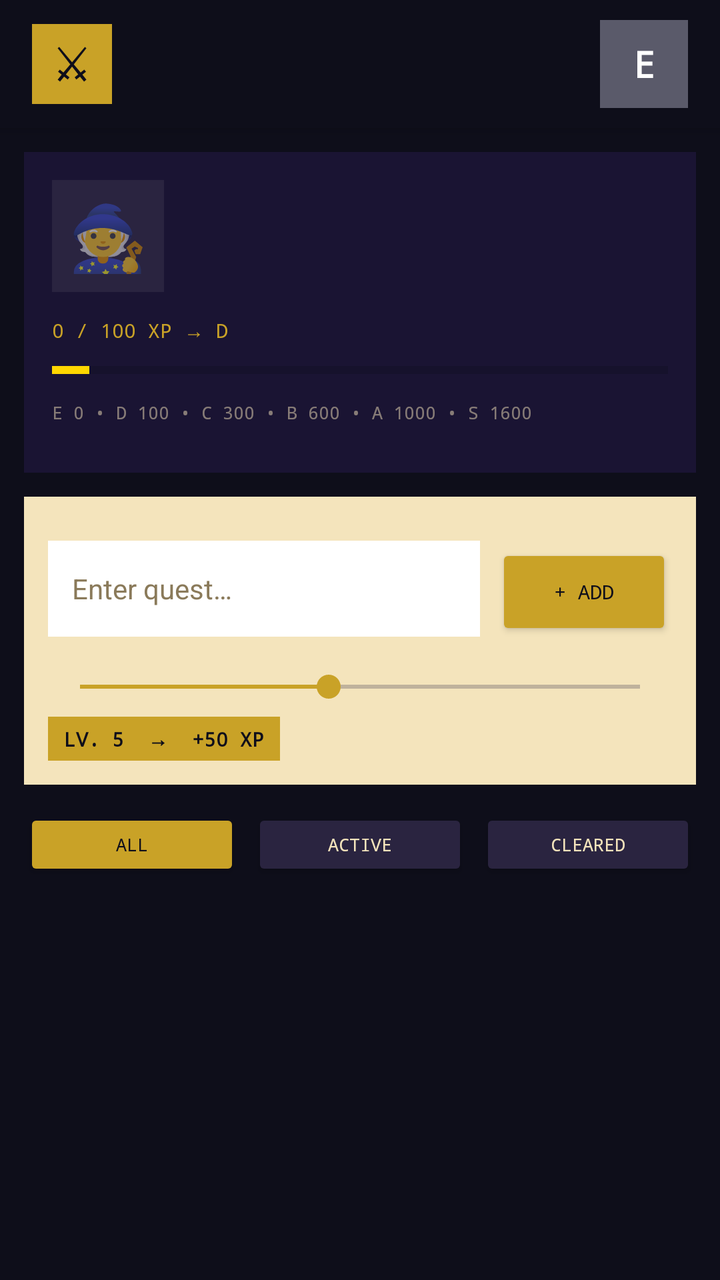
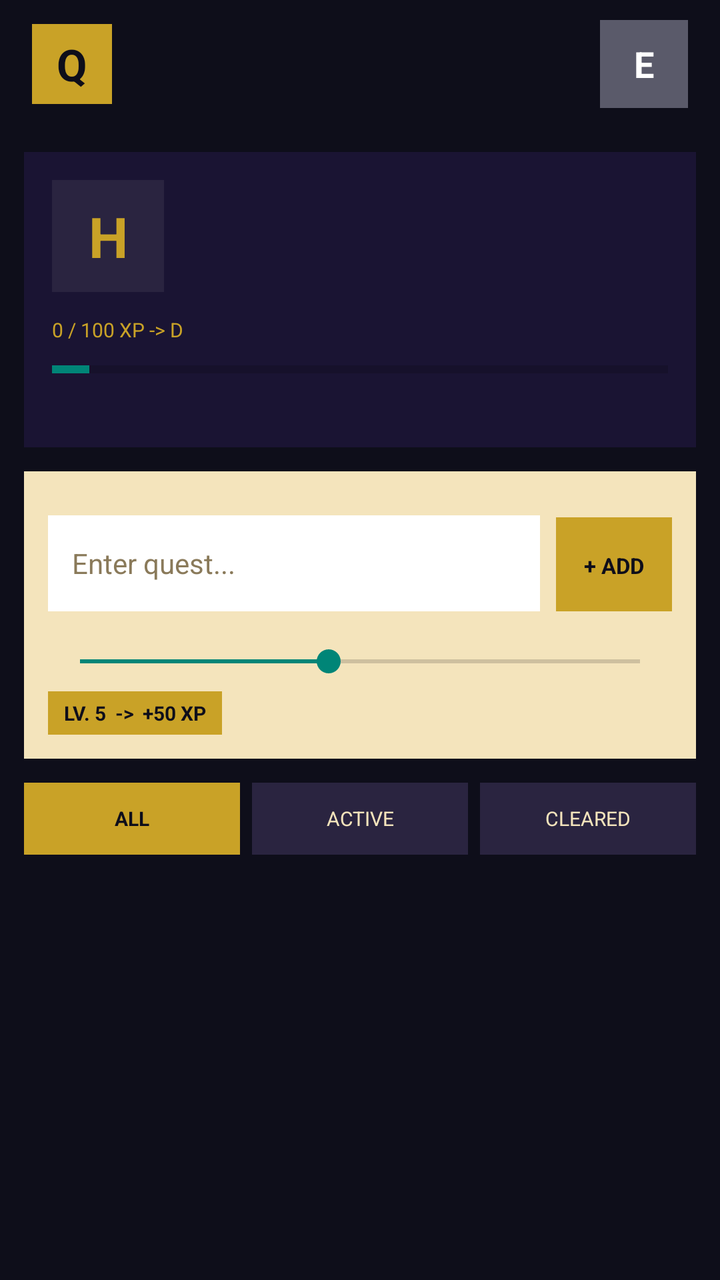

Two renders of the same Android screen: before a commit and after it. Below are the layout's source before the change and the commit's diff.
<!-- AndroidManifest.xml: application theme Theme.QuestLog -->
<!-- res/layout/activity_main.xml -->
<?xml version="1.0" encoding="utf-8"?>
<LinearLayout xmlns:android="http://schemas.android.com/apk/res/android"
    android:layout_width="match_parent"
    android:layout_height="match_parent"
    android:orientation="vertical"
    android:background="#0e0e1a">

    
    <LinearLayout
        android:layout_width="match_parent"
        android:layout_height="64dp"
        android:background="#0e0e1a"
        android:orientation="horizontal"
        android:gravity="center_vertical"
        android:paddingHorizontal="16dp"
        android:elevation="4dp">
        <TextView
            android:layout_width="40dp"
            android:layout_height="40dp"
            android:background="#c9a227"
            android:text="⚔"
            android:textSize="22sp"
            android:gravity="center"
            android:textColor="#0e0e1a"/>
        <LinearLayout android:layout_width="0dp" android:layout_height="wrap_content" android:layout_weight="1" android:orientation="vertical" android:layout_marginStart="12dp">
            <TextView android:text="QUEST LOG" android:textColor="#f4e4bc" android:textSize="13sp" android:fontFamily="monospace" android:textStyle="bold" android:letterSpacing="0.08"/>
            <TextView android:text="PIXEL RPG  •  TODO" android:textColor="#c9a227" android:textSize="11sp" android:fontFamily="monospace" android:letterSpacing="0.12"/>
        </LinearLayout>
        <TextView android:id="@+id/rankBadge" android:layout_width="44dp" android:layout_height="44dp" android:background="#5a5a6a" android:text="E" android:textColor="#fff" android:textSize="18sp" android:textStyle="bold" android:gravity="center" android:fontFamily="monospace"/>
    </LinearLayout>

    
    <LinearLayout android:layout_width="match_parent" android:layout_height="wrap_content" android:orientation="vertical" android:background="#1a1433" android:layout_margin="12dp" android:padding="14dp">
        <LinearLayout android:layout_width="match_parent" android:layout_height="wrap_content" android:orientation="horizontal" android:gravity="center_vertical">
            <TextView android:text="🧙" android:textSize="32sp" android:layout_width="56dp" android:layout_height="56dp" android:background="#2a2440" android:gravity="center"/>
            <LinearLayout android:layout_width="0dp" android:layout_height="wrap_content" android:layout_weight="1" android:orientation="vertical" android:layout_marginStart="12dp">
                <TextView android:text="HERO  •  VIT BHOPAL" android:textColor="#c9a227" android:textSize="9sp" android:fontFamily="monospace" android:letterSpacing="0.14"/>
                <TextView android:id="@+id/heroLevel" android:text="LV.1  •  0 XP" android:textColor="#f4e4bc" android:textSize="15sp" android:fontFamily="monospace" android:textStyle="bold"/>
                <TextView android:id="@+id/rankLabel" android:text="E — Novice" android:textColor="#f4e4bc" android:alpha="0.7" android:textSize="11sp" android:fontFamily="monospace"/>
            </LinearLayout>
        </LinearLayout>
        <TextView android:id="@+id/xpLabel" android:layout_width="wrap_content" android:layout_height="wrap_content" android:text="0 / 100 XP → D" android:textColor="#c9a227" android:textSize="10sp" android:fontFamily="monospace" android:layout_marginTop="12dp"/>
        <ProgressBar android:id="@+id/xpBar" style="?android:attr/progressBarStyleHorizontal" android:layout_width="match_parent" android:layout_height="14dp" android:max="100" android:progress="6" android:progressTint="#ffd700" android:progressBackgroundTint="#0e0e1a" android:layout_marginTop="6dp"/>
        <LinearLayout android:layout_width="match_parent" android:layout_height="wrap_content" android:orientation="horizontal" android:layout_marginTop="8dp">
            <TextView android:layout_width="0dp" android:layout_height="wrap_content" android:layout_weight="1" android:text="E 0 • D 100 • C 300 • B 600 • A 1000 • S 1600" android:textColor="#f4e4bc" android:alpha="0.5" android:textSize="9sp" android:fontFamily="monospace"/>
        </LinearLayout>
        <LinearLayout android:id="@+id/badgesRow" android:layout_width="match_parent" android:layout_height="wrap_content" android:orientation="horizontal" android:layout_marginTop="10dp"/>
    </LinearLayout>

    
    <LinearLayout android:layout_width="match_parent" android:layout_height="wrap_content" android:orientation="vertical" android:background="#f4e4bc" android:layout_marginHorizontal="12dp" android:padding="12dp">
        <TextView android:text="◆  NEW QUEST  •  EXP = LV × 10" android:textColor="#1a1433" android:textSize="9sp" android:fontFamily="monospace" android:textStyle="bold" android:letterSpacing="0.08"/>
        <LinearLayout android:layout_width="match_parent" android:layout_height="wrap_content" android:orientation="horizontal" android:layout_marginTop="10dp">
            <EditText android:id="@+id/questInput" android:layout_width="0dp" android:layout_height="48dp" android:layout_weight="1" android:background="#ffffff" android:hint="Enter quest…" android:textColor="#1a1433" android:textColorHint="#8a7a5a" android:paddingHorizontal="12dp" android:textSize="14sp" android:singleLine="true"/>
            <Button android:id="@+id/addBtn" android:layout_width="wrap_content" android:layout_height="48dp" android:text="+ ADD" android:textColor="#0e0e1a" android:backgroundTint="#c9a227" android:textSize="10sp" android:fontFamily="monospace" android:layout_marginStart="8dp"/>
        </LinearLayout>
        <TextView android:text="DIFFICULTY — 1 EASY  →  10 BOSS" android:textColor="#1a1433" android:alpha="0.7" android:textSize="9sp" android:fontFamily="monospace" android:layout_marginTop="12dp"/>
        <SeekBar android:id="@+id/diffSeek" android:layout_width="match_parent" android:layout_height="wrap_content" android:max="9" android:progress="4" android:thumbTint="#c9a227" android:progressTint="#c9a227" android:progressBackgroundTint="#2a2440" android:layout_marginTop="4dp"/>
        <TextView android:id="@+id/diffLabel" android:layout_width="wrap_content" android:layout_height="wrap_content" android:text="LV. 5  →  +50 XP" android:textColor="#0e0e1a" android:background="#c9a227" android:paddingHorizontal="8dp" android:paddingVertical="4dp" android:textSize="10sp" android:fontFamily="monospace" android:textStyle="bold" android:layout_marginTop="6dp"/>
    </LinearLayout>

    
    <LinearLayout android:layout_width="match_parent" android:layout_height="wrap_content" android:orientation="horizontal" android:layout_margin="12dp">
        <Button android:id="@+id/tabAll" android:layout_width="0dp" android:layout_height="36dp" android:layout_weight="1" android:text="ALL" android:textSize="9sp" android:fontFamily="monospace" android:backgroundTint="#c9a227" android:textColor="#0e0e1a"/>
        <Button android:id="@+id/tabActive" android:layout_width="0dp" android:layout_height="36dp" android:layout_weight="1" android:text="ACTIVE" android:textSize="9sp" android:fontFamily="monospace" android:backgroundTint="#2a2440" android:textColor="#f4e4bc" android:layout_marginStart="6dp"/>
        <Button android:id="@+id/tabDone" android:layout_width="0dp" android:layout_height="36dp" android:layout_weight="1" android:text="CLEARED" android:textSize="9sp" android:fontFamily="monospace" android:backgroundTint="#2a2440" android:textColor="#f4e4bc" android:layout_marginStart="6dp"/>
    </LinearLayout>

    <androidx.recyclerview.widget.RecyclerView android:id="@+id/recycler" android:layout_width="match_parent" android:layout_height="0dp" android:layout_weight="1" android:padding="12dp" android:clipToPadding="false"/>

</LinearLayout>
<!-- resources referenced by this layout -->
<resources>
  <style name="Theme.QuestLog" parent="Theme.AppCompat.DayNight.NoActionBar">
          <item name="colorPrimary">#c9a227</item>
          <item name="colorPrimaryDark">#0e0e1a</item>
          <item name="android:statusBarColor">#0e0e1a</item>
          <item name="android:windowBackground">#0e0e1a</item>
      </style>
</resources>

<!-- the commit's change to res/layout/activity_main.xml (unified diff, before → after) -->
@@ -5,67 +5,74 @@
     android:orientation="vertical"
     android:background="#0e0e1a">
 
-    
     <LinearLayout
         android:layout_width="match_parent"
         android:layout_height="64dp"
         android:background="#0e0e1a"
         android:orientation="horizontal"
         android:gravity="center_vertical"
-        android:paddingHorizontal="16dp"
-        android:elevation="4dp">
+        android:paddingLeft="16dp"
+        android:paddingRight="16dp">
+
         <TextView
             android:layout_width="40dp"
             android:layout_height="40dp"
             android:background="#c9a227"
-            android:text="⚔"
+            android:text="Q"
             android:textSize="22sp"
             android:gravity="center"
-            android:textColor="#0e0e1a"/>
-        <LinearLayout android:layout_width="0dp" android:layout_height="wrap_content" android:layout_weight="1" android:orientation="vertical" android:layout_marginStart="12dp">
-            <TextView android:text="QUEST LOG" android:textColor="#f4e4bc" android:textSize="13sp" android:fontFamily="monospace" android:textStyle="bold" android:letterSpacing="0.08"/>
-            <TextView android:text="PIXEL RPG  •  TODO" android:textColor="#c9a227" android:textSize="11sp" android:fontFamily="monospace" android:letterSpacing="0.12"/>
+            android:textColor="#0e0e1a"
+            android:textStyle="bold"/>
+
+        <LinearLayout android:layout_width="0dp" android:layout_height="wrap_content" android:layout_weight="1" android:orientation="vertical" android:layout_marginLeft="12dp">
+            <TextView android:text="QUEST LOG" android:textColor="#f4e4bc" android:textSize="13sp" android:textStyle="bold"/>
+            <TextView android:text="PIXEL RPG  +  TODO" android:textColor="#c9a227" android:textSize="11sp"/>
         </LinearLayout>
-        <TextView android:id="@+id/rankBadge" android:layout_width="44dp" android:layout_height="44dp" android:background="#5a5a6a" android:text="E" android:textColor="#fff" android:textSize="18sp" android:textStyle="bold" android:gravity="center" android:fontFamily="monospace"/>
+
+        <TextView android:id="@+id/rankBadge" android:layout_width="44dp" android:layout_height="44dp" android:background="#5a5a6a" android:text="E" android:textColor="#fff" android:textSize="18sp" android:textStyle="bold" android:gravity="center"/>
     </LinearLayout>
+
+    <ScrollView android:layout_width="match_parent" android:layout_height="0dp" android:layout_weight="1" android:fillViewport="true">
+    <LinearLayout android:layout_width="match_parent" android:layout_height="wrap_content" android:orientation="vertical">
 
     
     <LinearLayout android:layout_width="match_parent" android:layout_height="wrap_content" android:orientation="vertical" android:background="#1a1433" android:layout_margin="12dp" android:padding="14dp">
         <LinearLayout android:layout_width="match_parent" android:layout_height="wrap_content" android:orientation="horizontal" android:gravity="center_vertical">
-            <TextView android:text="🧙" android:textSize="32sp" android:layout_width="56dp" android:layout_height="56dp" android:background="#2a2440" android:gravity="center"/>
-            <LinearLayout android:layout_width="0dp" android:layout_height="wrap_content" android:layout_weight="1" android:orientation="vertical" android:layout_marginStart="12dp">
-                <TextView android:text="HERO  •  VIT BHOPAL" android:textColor="#c9a227" android:textSize="9sp" android:fontFamily="monospace" android:letterSpacing="0.14"/>
-                <TextView android:id="@+id/heroLevel" android:text="LV.1  •  0 XP" android:textColor="#f4e4bc" android:textSize="15sp" android:fontFamily="monospace" android:textStyle="bold"/>
-                <TextView android:id="@+id/rankLabel" android:text="E — Novice" android:textColor="#f4e4bc" android:alpha="0.7" android:textSize="11sp" android:fontFamily="monospace"/>
+            <TextView android:text="H" android:textSize="28sp" android:layout_width="56dp" android:layout_height="56dp" android:background="#2a2440" android:gravity="center" android:textColor="#c9a227" android:textStyle="bold"/>
+            <LinearLayout android:layout_width="0dp" android:layout_height="wrap_content" android:layout_weight="1" android:orientation="vertical" android:layout_marginLeft="12dp">
+                <TextView android:text="HERO  +  VIT BHOPAL" android:textColor="#c9a227" android:textSize="9sp"/>
+                <TextView android:id="@+id/heroLevel" android:text="LV.1  +  0 XP" android:textColor="#f4e4bc" android:textSize="15sp" android:textStyle="bold"/>
+                <TextView android:id="@+id/rankLabel" android:text="E - Novice" android:textColor="#f4e4bc" android:textSize="11sp"/>
             </LinearLayout>
         </LinearLayout>
-        <TextView android:id="@+id/xpLabel" android:layout_width="wrap_content" android:layout_height="wrap_content" android:text="0 / 100 XP → D" android:textColor="#c9a227" android:textSize="10sp" android:fontFamily="monospace" android:layout_marginTop="12dp"/>
-        <ProgressBar android:id="@+id/xpBar" style="?android:attr/progressBarStyleHorizontal" android:layout_width="match_parent" android:layout_height="14dp" android:max="100" android:progress="6" android:progressTint="#ffd700" android:progressBackgroundTint="#0e0e1a" android:layout_marginTop="6dp"/>
-        <LinearLayout android:layout_width="match_parent" android:layout_height="wrap_content" android:orientation="horizontal" android:layout_marginTop="8dp">
-            <TextView android:layout_width="0dp" android:layout_height="wrap_content" android:layout_weight="1" android:text="E 0 • D 100 • C 300 • B 600 • A 1000 • S 1600" android:textColor="#f4e4bc" android:alpha="0.5" android:textSize="9sp" android:fontFamily="monospace"/>
-        </LinearLayout>
+        <TextView android:id="@+id/xpLabel" android:layout_width="wrap_content" android:layout_height="wrap_content" android:text="0 / 100 XP -&gt; D" android:textColor="#c9a227" android:textSize="10sp" android:layout_marginTop="12dp"/>
+        <ProgressBar android:id="@+id/xpBar" style="?android:attr/progressBarStyleHorizontal" android:layout_width="match_parent" android:layout_height="14dp" android:max="100" android:progress="6" android:layout_marginTop="6dp"/>
+        <TextView android:text="E 0 - D 100 - C 300 - B 600 - A 1000 - S 1600" android:textColor="#f4e4bc" android:textSize="9sp" android:layout_marginTop="8dp"/>
         <LinearLayout android:id="@+id/badgesRow" android:layout_width="match_parent" android:layout_height="wrap_content" android:orientation="horizontal" android:layout_marginTop="10dp"/>
     </LinearLayout>
 
     
-    <LinearLayout android:layout_width="match_parent" android:layout_height="wrap_content" android:orientation="vertical" android:background="#f4e4bc" android:layout_marginHorizontal="12dp" android:padding="12dp">
-        <TextView android:text="◆  NEW QUEST  •  EXP = LV × 10" android:textColor="#1a1433" android:textSize="9sp" android:fontFamily="monospace" android:textStyle="bold" android:letterSpacing="0.08"/>
+    <LinearLayout android:layout_width="match_parent" android:layout_height="wrap_content" android:orientation="vertical" android:background="#f4e4bc" android:layout_marginLeft="12dp" android:layout_marginRight="12dp" android:padding="12dp">
+        <TextView android:text="NEW QUEST  -  EXP = LV x 10" android:textColor="#1a1433" android:textSize="9sp" android:textStyle="bold"/>
         <LinearLayout android:layout_width="match_parent" android:layout_height="wrap_content" android:orientation="horizontal" android:layout_marginTop="10dp">
-            <EditText android:id="@+id/questInput" android:layout_width="0dp" android:layout_height="48dp" android:layout_weight="1" android:background="#ffffff" android:hint="Enter quest…" android:textColor="#1a1433" android:textColorHint="#8a7a5a" android:paddingHorizontal="12dp" android:textSize="14sp" android:singleLine="true"/>
-            <Button android:id="@+id/addBtn" android:layout_width="wrap_content" android:layout_height="48dp" android:text="+ ADD" android:textColor="#0e0e1a" android:backgroundTint="#c9a227" android:textSize="10sp" android:fontFamily="monospace" android:layout_marginStart="8dp"/>
+            <EditText android:id="@+id/questInput" android:layout_width="0dp" android:layout_height="48dp" android:layout_weight="1" android:background="#ffffff" android:hint="Enter quest..." android:textColor="#1a1433" android:textColorHint="#8a7a5a" android:paddingLeft="12dp" android:paddingRight="12dp" android:textSize="14sp" android:singleLine="true" android:inputType="text"/>
+            <TextView android:id="@+id/addBtn" android:layout_width="wrap_content" android:layout_height="48dp" android:text="+ ADD" android:textColor="#0e0e1a" android:background="#c9a227" android:textSize="11sp" android:textStyle="bold" android:gravity="center" android:paddingLeft="14dp" android:paddingRight="14dp" android:layout_marginLeft="8dp" android:clickable="true" android:focusable="true"/>
         </LinearLayout>
-        <TextView android:text="DIFFICULTY — 1 EASY  →  10 BOSS" android:textColor="#1a1433" android:alpha="0.7" android:textSize="9sp" android:fontFamily="monospace" android:layout_marginTop="12dp"/>
-        <SeekBar android:id="@+id/diffSeek" android:layout_width="match_parent" android:layout_height="wrap_content" android:max="9" android:progress="4" android:thumbTint="#c9a227" android:progressTint="#c9a227" android:progressBackgroundTint="#2a2440" android:layout_marginTop="4dp"/>
-        <TextView android:id="@+id/diffLabel" android:layout_width="wrap_content" android:layout_height="wrap_content" android:text="LV. 5  →  +50 XP" android:textColor="#0e0e1a" android:background="#c9a227" android:paddingHorizontal="8dp" android:paddingVertical="4dp" android:textSize="10sp" android:fontFamily="monospace" android:textStyle="bold" android:layout_marginTop="6dp"/>
+        <TextView android:text="DIFFICULTY - 1 EASY  -&gt;  10 BOSS" android:textColor="#1a1433" android:textSize="9sp" android:layout_marginTop="12dp"/>
+        <SeekBar android:id="@+id/diffSeek" android:layout_width="match_parent" android:layout_height="wrap_content" android:max="9" android:progress="4" android:layout_marginTop="4dp"/>
+        <TextView android:id="@+id/diffLabel" android:layout_width="wrap_content" android:layout_height="wrap_content" android:text="LV. 5  -&gt;  +50 XP" android:textColor="#0e0e1a" android:background="#c9a227" android:paddingLeft="8dp" android:paddingRight="8dp" android:paddingTop="4dp" android:paddingBottom="4dp" android:textSize="10sp" android:textStyle="bold" android:layout_marginTop="6dp"/>
     </LinearLayout>
 
     
     <LinearLayout android:layout_width="match_parent" android:layout_height="wrap_content" android:orientation="horizontal" android:layout_margin="12dp">
-        <Button android:id="@+id/tabAll" android:layout_width="0dp" android:layout_height="36dp" android:layout_weight="1" android:text="ALL" android:textSize="9sp" android:fontFamily="monospace" android:backgroundTint="#c9a227" android:textColor="#0e0e1a"/>
-        <Button android:id="@+id/tabActive" android:layout_width="0dp" android:layout_height="36dp" android:layout_weight="1" android:text="ACTIVE" android:textSize="9sp" android:fontFamily="monospace" android:backgroundTint="#2a2440" android:textColor="#f4e4bc" android:layout_marginStart="6dp"/>
-        <Button android:id="@+id/tabDone" android:layout_width="0dp" android:layout_height="36dp" android:layout_weight="1" android:text="CLEARED" android:textSize="9sp" android:fontFamily="monospace" android:backgroundTint="#2a2440" android:textColor="#f4e4bc" android:layout_marginStart="6dp"/>
+        <TextView android:id="@+id/tabAll" android:layout_width="0dp" android:layout_height="36dp" android:layout_weight="1" android:text="ALL" android:textSize="10sp" android:textStyle="bold" android:background="#c9a227" android:textColor="#0e0e1a" android:gravity="center" android:clickable="true" android:focusable="true"/>
+        <TextView android:id="@+id/tabActive" android:layout_width="0dp" android:layout_height="36dp" android:layout_weight="1" android:text="ACTIVE" android:textSize="10sp" android:background="#2a2440" android:textColor="#f4e4bc" android:gravity="center" android:layout_marginLeft="6dp" android:clickable="true" android:focusable="true"/>
+        <TextView android:id="@+id/tabDone" android:layout_width="0dp" android:layout_height="36dp" android:layout_weight="1" android:text="CLEARED" android:textSize="10sp" android:background="#2a2440" android:textColor="#f4e4bc" android:gravity="center" android:layout_marginLeft="6dp" android:clickable="true" android:focusable="true"/>
     </LinearLayout>
 
-    <androidx.recyclerview.widget.RecyclerView android:id="@+id/recycler" android:layout_width="match_parent" android:layout_height="0dp" android:layout_weight="1" android:padding="12dp" android:clipToPadding="false"/>
+    <androidx.recyclerview.widget.RecyclerView android:id="@+id/recycler" android:layout_width="match_parent" android:layout_height="wrap_content" android:paddingLeft="12dp" android:paddingRight="12dp" android:clipToPadding="false" android:nestedScrollingEnabled="false"/>
+
+    </LinearLayout>
+    </ScrollView>
 
 </LinearLayout>
